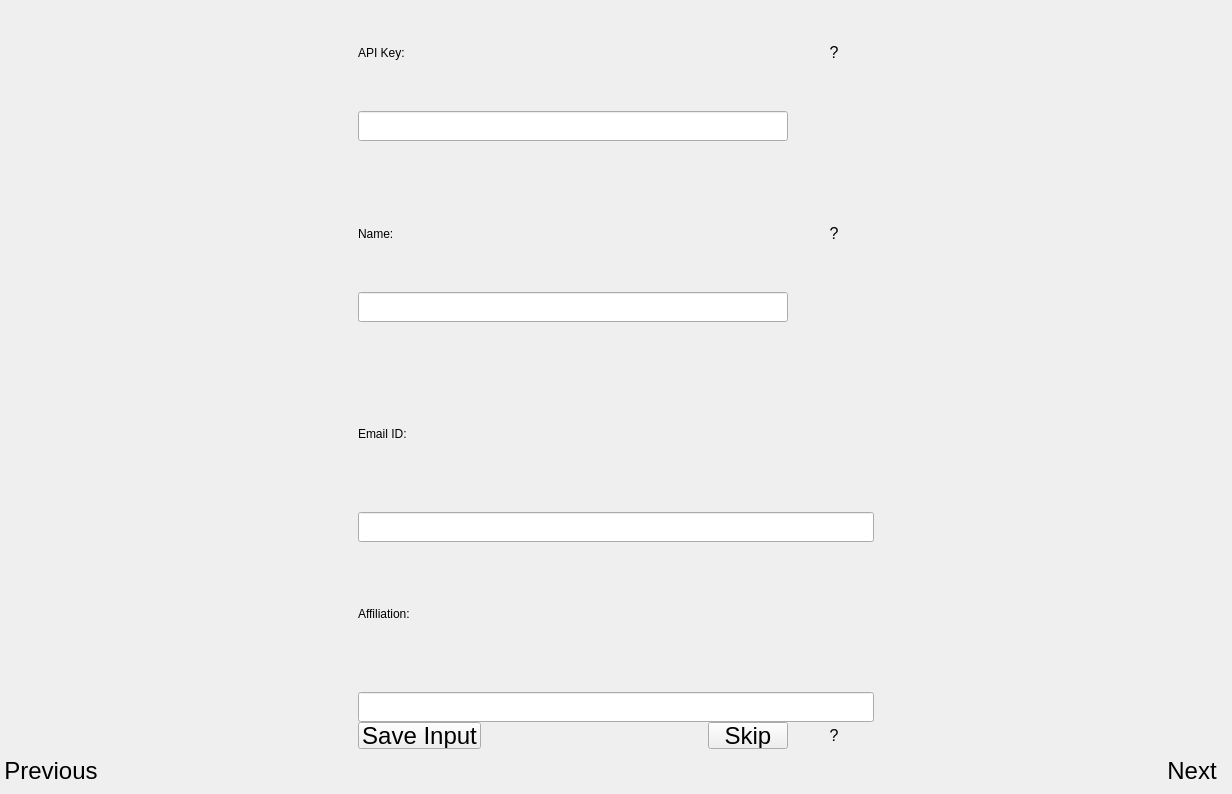
First picture: the form in progress/App/api/ui/api_gui.ui, repository sandialabs/snl-progress, before the edit.
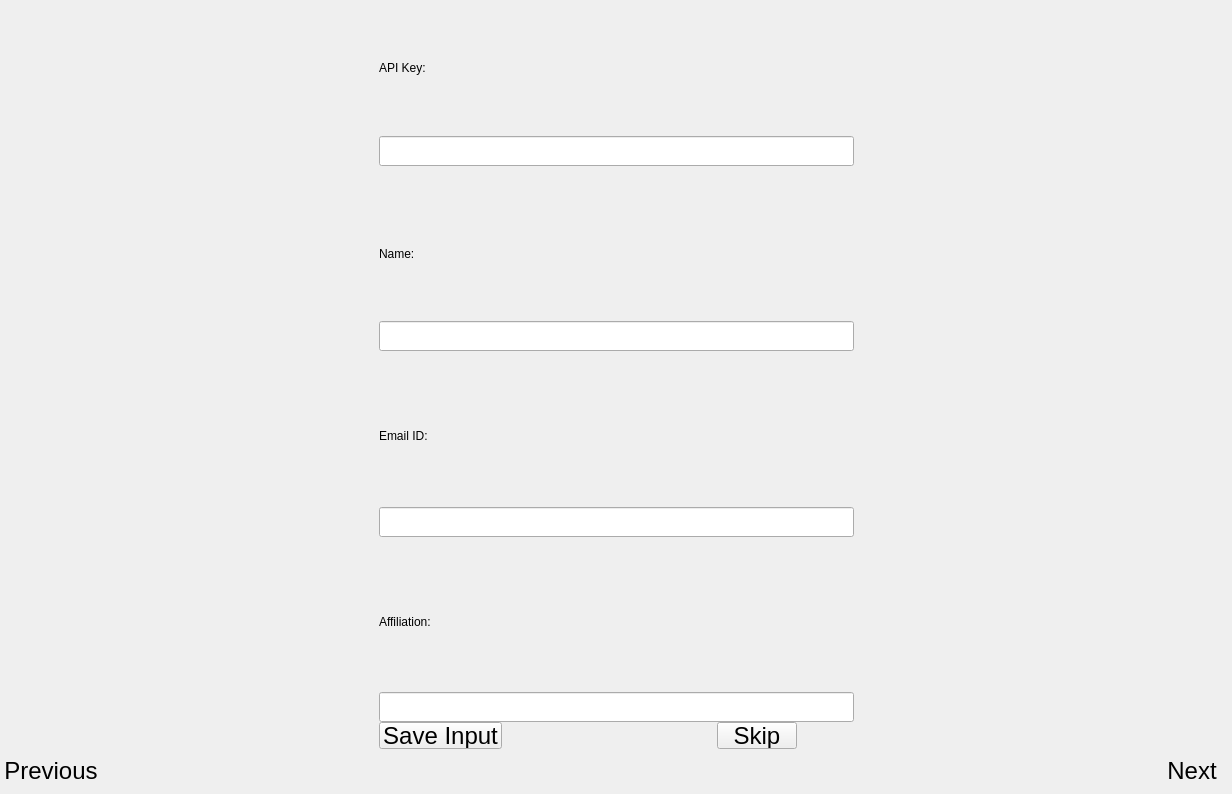
Second picture: the form after the edit. Icons and pictures are not drawn.

```diff
--- a/progress/App/api/ui/api_gui.ui
+++ b/progress/App/api/ui/api_gui.ui
@@ -202,7 +202,7 @@
                        </property>
                        <layout class="QVBoxLayout" name="verticalLayout_15">
                         <property name="spacing">
-                         <number>0</number>
+                         <number>20</number>
                         </property>
                         <property name="leftMargin">
                          <number>0</number>
@@ -227,7 +227,10 @@
                           <property name="frameShadow">
                            <enum>QFrame::Shadow::Raised</enum>
                           </property>
-                          <layout class="QGridLayout" name="gridLayout_6">
+                          <layout class="QVBoxLayout" name="verticalLayout_3">
+                           <property name="spacing">
+                            <number>0</number>
+                           </property>
                            <property name="leftMargin">
                             <number>0</number>
                            </property>
@@ -240,90 +243,130 @@
                            <property name="bottomMargin">
                             <number>0</number>
                            </property>
-                           <item row="0" column="2">
-                            <widget class="QPushButton" name="pushButton_help_API">
-                             <property name="sizePolicy">
-                              <sizepolicy hsizetype="Fixed" vsizetype="Fixed">
-                               <horstretch>0</horstretch>
-                               <verstretch>0</verstretch>
-                              </sizepolicy>
+                           <item>
+                            <widget class="QFrame" name="frame_2">
+                             <property name="frameShape">
+                              <enum>QFrame::Shape::NoFrame</enum>
                              </property>
-                             <property name="minimumSize">
-                              <size>
-                               <width>23</width>
-                               <height>23</height>
-                              </size>
+                             <property name="frameShadow">
+                              <enum>QFrame::Shadow::Raised</enum>
                              </property>
-                             <property name="font">
-                              <font>
-                               <pointsize>12</pointsize>
-                              </font>
-                             </property>
-                             <property name="cursor">
-                              <cursorShape>PointingHandCursor</cursorShape>
-                             </property>
-                             <property name="styleSheet">
-                              <string notr="true"/>
-                             </property>
-                             <property name="text">
-                              <string>?</string>
-                             </property>
-                             <property name="flat">
-                              <bool>true</bool>
-                             </property>
-                            </widget>
-                           </item>
-                           <item row="1" column="0" colspan="2">
-                            <widget class="QLineEdit" name="lineEdit_api">
-                             <property name="minimumSize">
-                              <size>
-                               <width>0</width>
-                               <height>30</height>
-                              </size>
-                             </property>
-                             <property name="styleSheet">
-                              <string notr="true"/>
-                             </property>
-                             <property name="text">
-                              <string/>
-                             </property>
-                            </widget>
-                           </item>
-                           <item row="0" column="1">
-                            <spacer name="horizontalSpacer_2">
-                             <property name="orientation">
-                              <enum>Qt::Orientation::Horizontal</enum>
-                             </property>
-                             <property name="sizeHint" stdset="0">
-                              <size>
-                               <width>373</width>
-                               <height>20</height>
-                              </size>
-                             </property>
-                            </spacer>
-                           </item>
-                           <item row="0" column="0">
+                             <layout class="QHBoxLayout" name="horizontalLayout_2">
+                              <property name="spacing">
+                               <number>0</number>
+                              </property>
+                              <property name="leftMargin">
+                               <number>0</number>
+                              </property>
+                              <property name="topMargin">
+                               <number>0</number>
+                              </property>
+                              <property name="rightMargin">
+                               <number>0</number>
+                              </property>
+                              <property name="bottomMargin">
+                               <number>0</number>
+                              </property>
+                              <item>
                             <widget class="QLabel" name="label_21">
                              <property name="text">
                               <string>API Key:</string>
                              </property>
                             </widget>
                            </item>
+                              <item>
+                               <spacer name="horizontalSpacer_2">
+                                <property name="orientation">
+                                 <enum>Qt::Orientation::Horizontal</enum>
+                                </property>
+                                <property name="sizeHint" stdset="0">
+                                 <size>
+                                  <width>377</width>
+                                  <height>20</height>
+                                 </size>
+                                </property>
+                               </spacer>
+                              </item>
+                              <item>
+                               <widget class="QPushButton" name="pushButton_help_API">
+                                <property name="sizePolicy">
+                                 <sizepolicy hsizetype="Fixed" vsizetype="Fixed">
+                                  <horstretch>0</horstretch>
+                                  <verstretch>0</verstretch>
+                                 </sizepolicy>
+                                </property>
+                                <property name="minimumSize">
+                                 <size>
+                                  <width>23</width>
+                                  <height>23</height>
+                                 </size>
+                                </property>
+                                <property name="font">
+                                 <font>
+                                  <pointsize>12</pointsize>
+                                 </font>
+                                </property>
+                                <property name="cursor">
+                                 <cursorShape>PointingHandCursor</cursorShape>
+                                </property>
+                                <property name="styleSheet">
+                                 <string notr="true"/>
+                                </property>
+                                <property name="text">
+                                 <string/>
+                                </property>
+                                <property name="icon">
+                                 <iconset resource="../../../resources.qrc">
+                                  <normaloff>:/icons/Images/icons/ainfo_24dp_5F6368_FILL0_wght200_GRAD0_opsz24.png</normaloff>:/icons/Images/icons/ainfo_24dp_5F6368_FILL0_wght200_GRAD0_opsz24.png</iconset>
+                                </property>
+                                <property name="iconSize">
+                                 <size>
+                                  <width>32</width>
+                                  <height>32</height>
+                                 </size>
+                                </property>
+                                <property name="flat">
+                                 <bool>true</bool>
+                                </property>
+                               </widget>
+                              </item>
                           </layout>
                          </widget>
                         </item>
                         <item>
-                         <widget class="QFrame" name="frame_18">
+                            <widget class="QLineEdit" name="lineEdit_api">
+                             <property name="minimumSize">
+                              <size>
+                               <width>0</width>
+                               <height>30</height>
+                              </size>
+                             </property>
                           <property name="styleSheet">
                            <string notr="true"/>
                           </property>
+                             <property name="text">
+                              <string/>
+                             </property>
+                            </widget>
+                           </item>
+                          </layout>
+                         </widget>
+                        </item>
+                        <item>
+                         <widget class="QFrame" name="api_frame_18">
+                          <property name="styleSheet">
+                           <string notr="true"/>
+                          </property>
                           <property name="frameShape">
                            <enum>QFrame::Shape::NoFrame</enum>
                           </property>
                           <property name="frameShadow">
                            <enum>QFrame::Shadow::Raised</enum>
                           </property>
-                          <layout class="QGridLayout" name="gridLayout_7">
+                          <layout class="QVBoxLayout" name="verticalLayout_2" stretch="0,0">
+                           <property name="spacing">
+                            <number>0</number>
+                           </property>
                            <property name="leftMargin">
                             <number>0</number>
                            </property>
@@ -336,7 +379,31 @@
                            <property name="bottomMargin">
                             <number>0</number>
                            </property>
-                           <item row="0" column="0">
+                           <item>
+                            <widget class="QFrame" name="frame">
+                             <property name="frameShape">
+                              <enum>QFrame::Shape::NoFrame</enum>
+                             </property>
+                             <property name="frameShadow">
+                              <enum>QFrame::Shadow::Raised</enum>
+                             </property>
+                             <layout class="QHBoxLayout" name="horizontalLayout">
+                              <property name="spacing">
+                               <number>0</number>
+                              </property>
+                              <property name="leftMargin">
+                               <number>0</number>
+                              </property>
+                              <property name="topMargin">
+                               <number>0</number>
+                              </property>
+                              <property name="rightMargin">
+                               <number>0</number>
+                              </property>
+                              <property name="bottomMargin">
+                               <number>0</number>
+                              </property>
+                              <item>
                             <widget class="QLabel" name="label_22">
                              <property name="styleSheet">
                               <string notr="true"/>
@@ -346,7 +413,7 @@
                              </property>
                             </widget>
                            </item>
-                           <item row="0" column="1">
+                              <item>
                             <spacer name="horizontalSpacer_4">
                              <property name="orientation">
                               <enum>Qt::Orientation::Horizontal</enum>
@@ -359,7 +426,7 @@
                              </property>
                             </spacer>
                            </item>
-                           <item row="0" column="2">
+                              <item>
                             <widget class="QPushButton" name="pushButton_help_API_2">
                              <property name="sizePolicy">
                               <sizepolicy hsizetype="Fixed" vsizetype="Fixed">
@@ -385,14 +452,27 @@
                               <string notr="true"/>
                              </property>
                              <property name="text">
-                              <string>?</string>
+                                 <string/>
+                                </property>
+                                <property name="icon">
+                                 <iconset resource="../../../resources.qrc">
+                                  <normaloff>:/icons/Images/icons/ainfo_24dp_5F6368_FILL0_wght200_GRAD0_opsz24.png</normaloff>:/icons/Images/icons/ainfo_24dp_5F6368_FILL0_wght200_GRAD0_opsz24.png</iconset>
+                                </property>
+                                <property name="iconSize">
+                                 <size>
+                                  <width>32</width>
+                                  <height>32</height>
+                                 </size>
                              </property>
                              <property name="flat">
                               <bool>true</bool>
                              </property>
                             </widget>
                            </item>
-                           <item row="1" column="0" colspan="2">
+                             </layout>
+                            </widget>
+                           </item>
+                           <item>
                             <widget class="QLineEdit" name="lineEdit_name">
                              <property name="minimumSize">
                               <size>
@@ -613,7 +693,17 @@
                      <string notr="true"/>
                     </property>
                     <property name="text">
-                     <string>?</string>
+                     <string/>
+                    </property>
+                    <property name="icon">
+                     <iconset resource="../../../resources.qrc">
+                      <normaloff>:/icons/Images/icons/ainfo_24dp_5F6368_FILL0_wght200_GRAD0_opsz24.png</normaloff>:/icons/Images/icons/ainfo_24dp_5F6368_FILL0_wght200_GRAD0_opsz24.png</iconset>
+                    </property>
+                    <property name="iconSize">
+                     <size>
+                      <width>32</width>
+                      <height>32</height>
+                     </size>
                     </property>
                     <property name="flat">
                      <bool>true</bool>
```
Left out of the diff: 10 changed lines with no effect on the pictures. Lines whose indentation alone changed are shown as unchanged.
